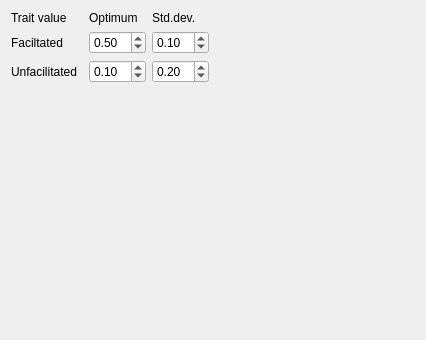
Qt form korter_project_qt_fitness_widget.ui (richelbilderbeek/korter_project) before a commit.
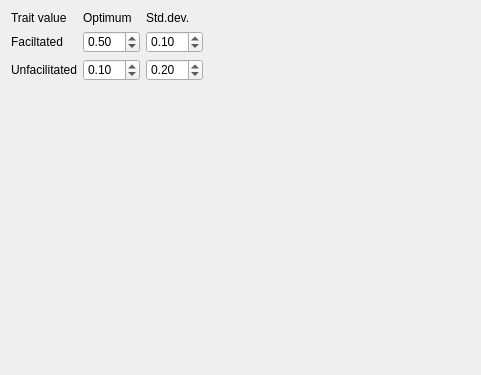
The same form after that commit. Icons and pictures are not drawn. Custom widgets are drawn as their Qt base class.

Commit message: Can set and see fitness

Diff of the .ui file:
```diff
--- a/korter_project_qt_fitness_widget.ui
+++ b/korter_project_qt_fitness_widget.ui
@@ -1,19 +1,59 @@
 <?xml version="1.0" encoding="UTF-8"?>
 <ui version="4.0">
- <class>korter_project_qtfitness_widget</class>
- <widget class="QWidget" name="korter_project_qtfitness_widget">
+ <class>korter_project_qt_fitness_widget</class>
+ <widget class="QWidget" name="korter_project_qt_fitness_widget">
   <property name="geometry">
    <rect>
     <x>0</x>
     <y>0</y>
-    <width>426</width>
-    <height>340</height>
+    <width>481</width>
+    <height>375</height>
    </rect>
   </property>
   <property name="windowTitle">
    <string>Form</string>
   </property>
+  <property name="styleSheet">
+   <string notr="true">QwtPlotCanvas { background: #fff; } </string>
+  </property>
   <layout class="QGridLayout" name="gridLayout">
+   <item row="0" column="2">
+    <widget class="QLabel" name="label_stddev">
+     <property name="text">
+      <string>Std.dev.</string>
+     </property>
+    </widget>
+   </item>
+   <item row="1" column="2">
+    <widget class="QDoubleSpinBox" name="box_fac_stddev">
+     <property name="singleStep">
+      <double>0.010000000000000</double>
+     </property>
+     <property name="value">
+      <double>0.100000000000000</double>
+     </property>
+    </widget>
+   </item>
+   <item row="2" column="2">
+    <widget class="QDoubleSpinBox" name="box_unfac_stddev">
+     <property name="singleStep">
+      <double>0.010000000000000</double>
+     </property>
+     <property name="value">
+      <double>0.200000000000000</double>
+     </property>
+    </widget>
+   </item>
+   <item row="2" column="1">
+    <widget class="QDoubleSpinBox" name="box_unfac_opt">
+     <property name="singleStep">
+      <double>0.100000000000000</double>
+     </property>
+     <property name="value">
+      <double>0.100000000000000</double>
+     </property>
+    </widget>
+   </item>
    <item row="4" column="0">
     <spacer name="spacer">
      <property name="orientation">
@@ -27,54 +67,43 @@
      </property>
     </spacer>
    </item>
-   <item row="1" column="3">
-    <widget class="QDoubleSpinBox" name="box_fac_stddev">
-     <property name="singleStep">
-      <double>0.010000000000000</double>
-     </property>
-     <property name="value">
-      <double>0.100000000000000</double>
-     </property>
-    </widget>
-   </item>
-   <item row="2" column="3">
-    <widget class="QDoubleSpinBox" name="box_unfac_stddev">
-     <property name="singleStep">
-      <double>0.010000000000000</double>
-     </property>
-     <property name="value">
-      <double>0.200000000000000</double>
-     </property>
-    </widget>
-   </item>
-   <item row="0" column="3">
-    <widget class="QLabel" name="label_stddev">
-     <property name="text">
-      <string>Std.dev.</string>
-     </property>
-    </widget>
-   </item>
-   <item row="1" column="2">
+   <item row="1" column="1">
     <widget class="QDoubleSpinBox" name="box_fac_opt">
+     <property name="singleStep">
+      <double>0.100000000000000</double>
+     </property>
      <property name="value">
       <double>0.500000000000000</double>
      </property>
     </widget>
    </item>
-   <item row="2" column="2">
-    <widget class="QDoubleSpinBox" name="box_unfac_opt">
-     <property name="value">
-      <double>0.100000000000000</double>
+   <item row="1" column="0">
+    <widget class="QLabel" name="label_fac">
+     <property name="text">
+      <string>Faciltated</string>
      </property>
     </widget>
    </item>
-   <item row="0" column="2">
+   <item row="0" column="1">
     <widget class="QLabel" name="label_opt">
      <property name="text">
       <string>Optimum</string>
      </property>
     </widget>
    </item>
+   <item row="2" column="3">
+    <spacer name="horizontalSpacer">
+     <property name="orientation">
+      <enum>Qt::Horizontal</enum>
+     </property>
+     <property name="sizeHint" stdset="0">
+      <size>
+       <width>40</width>
+       <height>20</height>
+      </size>
+     </property>
+    </spacer>
+   </item>
    <item row="0" column="0">
     <widget class="QLabel" name="label_trait_value">
      <property name="text">
@@ -82,13 +111,6 @@
      </property>
     </widget>
    </item>
-   <item row="1" column="0">
-    <widget class="QLabel" name="label_fac">
-     <property name="text">
-      <string>Faciltated</string>
-     </property>
-    </widget>
-   </item>
    <item row="2" column="0">
     <widget class="QLabel" name="label_unfac">
      <property name="text">
@@ -96,36 +118,26 @@
      </property>
     </widget>
    </item>
-   <item row="2" column="4">
-    <spacer name="horizontalSpacer">
-     <property name="orientation">
-      <enum>Qt::Horizontal</enum>
-     </property>
-     <property name="sizeHint" stdset="0">
+   <item row="3" column="0" colspan="3">
+    <widget class="QwtPlot" name="fitness_plot" native="true">
+     <property name="minimumSize">
       <size>
-       <width>40</width>
-       <height>20</height>
+       <width>50</width>
+       <height>200</height>
       </size>
-     </property>
-    </spacer>
-   </item>
-   <item row="3" column="0" colspan="4">
-    <widget class="QLabel" name="image">
-     <property name="text">
-      <string/>
-     </property>
-     <property name="pixmap">
-      <pixmap resource="korter_project.qrc">:/images/SulfideDetoxificationSmall.jpg</pixmap>
-     </property>
-     <property name="alignment">
-      <set>Qt::AlignCenter</set>
      </property>
     </widget>
    </item>
   </layout>
  </widget>
- <resources>
-  <include location="korter_project.qrc"/>
- </resources>
+ <customwidgets>
+  <customwidget>
+   <class>QwtPlot</class>
+   <extends>QWidget</extends>
+   <header>qwt_plot.h</header>
+   <container>1</container>
+  </customwidget>
+ </customwidgets>
+ <resources/>
  <connections/>
 </ui>
```
The commit also changes 4 other files.
